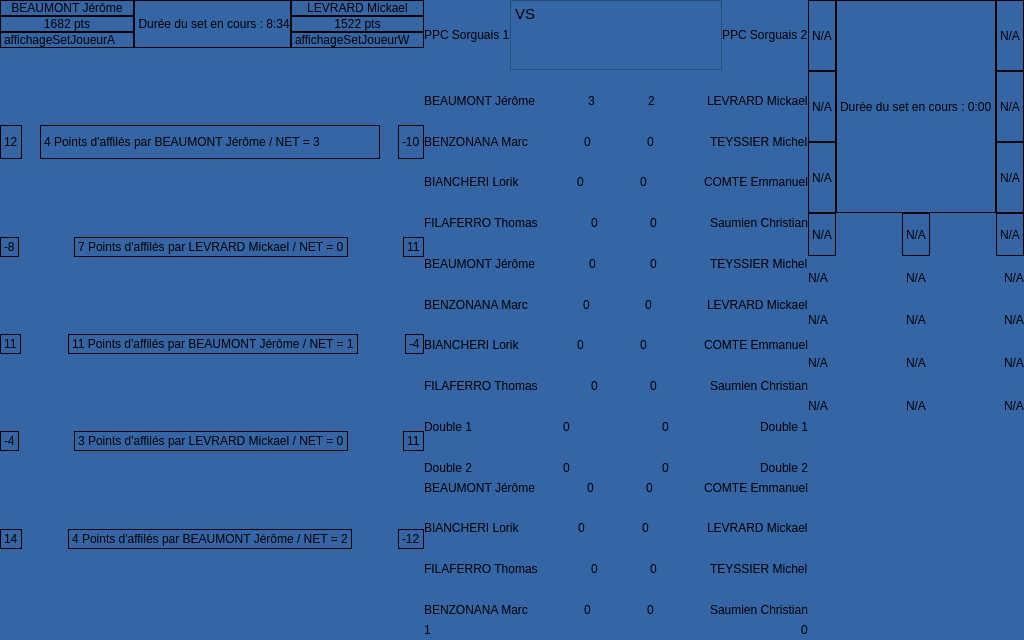
Above: afficheur-area/ihmafficheur.ui from btssn-lasalle-84/areapi-2022 before the change. Below: the same form after it.
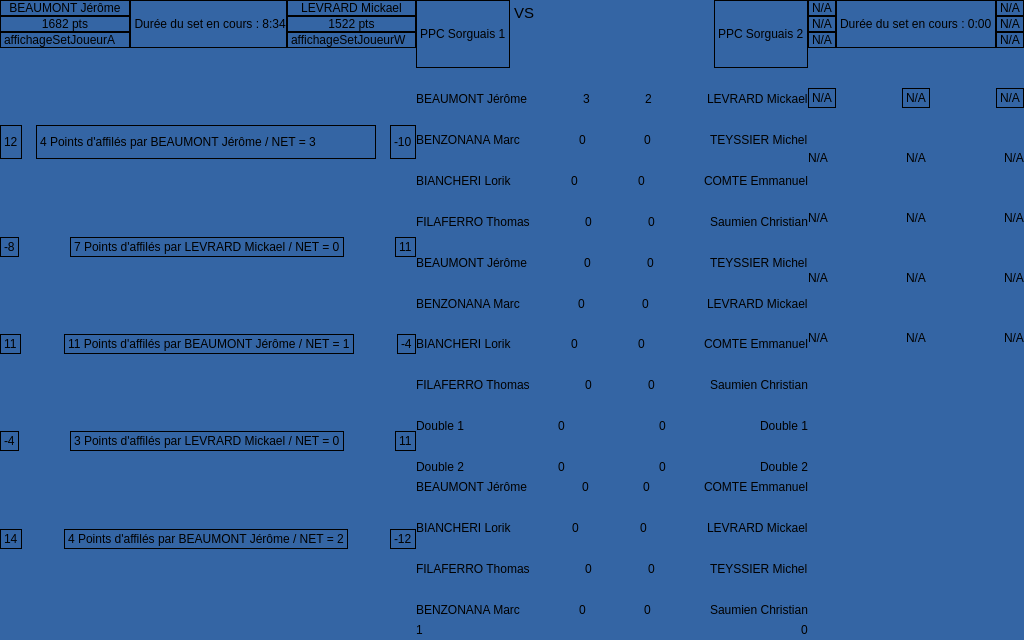
That is the form after the change. Icons and pictures are not drawn.

Commit message: Modification du l'ihm sur QTcreator

The edit to the form file:
```diff
--- a/afficheur-area/ihmafficheur.ui
+++ b/afficheur-area/ihmafficheur.ui
@@ -574,6 +574,9 @@
          <layout class="QHBoxLayout" name="layoutHautCentral">
           <item>
            <widget class="QLabel" name="clubA">
+            <property name="frameShape">
+             <enum>QFrame::Box</enum>
+            </property>
             <property name="text">
              <string>PPC Sorguais 1</string>
             </property>
@@ -581,6 +584,21 @@
           </item>
           <item>
            <widget class="QTextBrowser" name="versus">
+            <property name="sizePolicy">
+             <sizepolicy hsizetype="Expanding" vsizetype="Expanding">
+              <horstretch>0</horstretch>
+              <verstretch>0</verstretch>
+             </sizepolicy>
+            </property>
+            <property name="frameShape">
+             <enum>QFrame::NoFrame</enum>
+            </property>
+            <property name="frameShadow">
+             <enum>QFrame::Plain</enum>
+            </property>
+            <property name="lineWidth">
+             <number>0</number>
+            </property>
             <property name="html">
              <string>&lt;!DOCTYPE HTML PUBLIC &quot;-//W3C//DTD HTML 4.0//EN&quot; &quot;http://www.w3.org/TR/REC-html40/strict.dtd&quot;&gt;
 &lt;html&gt;&lt;head&gt;&lt;meta name=&quot;qrichtext&quot; content=&quot;1&quot; /&gt;&lt;style type=&quot;text/css&quot;&gt;
@@ -592,6 +610,9 @@
           </item>
           <item>
            <widget class="QLabel" name="clubW">
+            <property name="frameShape">
+             <enum>QFrame::Box</enum>
+            </property>
             <property name="text">
              <string>PPC Sorguais 2</string>
             </property>
@@ -1914,6 +1935,19 @@
         </item>
         <item>
          <layout class="QVBoxLayout" name="layoutMilieuCadreDroit">
+          <item>
+           <spacer name="verticalSpacer_26">
+            <property name="orientation">
+             <enum>Qt::Vertical</enum>
+            </property>
+            <property name="sizeHint" stdset="0">
+             <size>
+              <width>20</width>
+              <height>40</height>
+             </size>
+            </property>
+           </spacer>
+          </item>
           <item>
            <layout class="QHBoxLayout" name="layoutSet1PartieD" stretch="0,0,0,0,0">
             <property name="sizeConstraint">
@@ -1992,6 +2026,19 @@
             </item>
            </layout>
           </item>
+          <item>
+           <spacer name="verticalSpacer_21">
+            <property name="orientation">
+             <enum>Qt::Vertical</enum>
+            </property>
+            <property name="sizeHint" stdset="0">
+             <size>
+              <width>20</width>
+              <height>40</height>
+             </size>
+            </property>
+           </spacer>
+          </item>
           <item>
            <layout class="QHBoxLayout" name="layoutSet2PartieD">
             <item>
@@ -2043,6 +2090,19 @@
             </item>
            </layout>
           </item>
+          <item>
+           <spacer name="verticalSpacer_22">
+            <property name="orientation">
+             <enum>Qt::Vertical</enum>
+            </property>
+            <property name="sizeHint" stdset="0">
+             <size>
+              <width>20</width>
+              <height>40</height>
+             </size>
+            </property>
+           </spacer>
+          </item>
           <item>
            <layout class="QHBoxLayout" name="layoutSet3PartieD">
             <item>
@@ -2094,6 +2154,19 @@
             </item>
            </layout>
           </item>
+          <item>
+           <spacer name="verticalSpacer_23">
+            <property name="orientation">
+             <enum>Qt::Vertical</enum>
+            </property>
+            <property name="sizeHint" stdset="0">
+             <size>
+              <width>20</width>
+              <height>40</height>
+             </size>
+            </property>
+           </spacer>
+          </item>
           <item>
            <layout class="QHBoxLayout" name="layoutSet4PartieD">
             <item>
@@ -2145,6 +2218,19 @@
             </item>
            </layout>
           </item>
+          <item>
+           <spacer name="verticalSpacer_24">
+            <property name="orientation">
+             <enum>Qt::Vertical</enum>
+            </property>
+            <property name="sizeHint" stdset="0">
+             <size>
+              <width>20</width>
+              <height>40</height>
+             </size>
+            </property>
+           </spacer>
+          </item>
           <item>
            <layout class="QHBoxLayout" name="layoutSet5PartieD">
             <item>
@@ -2198,6 +2284,19 @@
           </item>
          </layout>
         </item>
+        <item>
+         <spacer name="verticalSpacer_25">
+          <property name="orientation">
+           <enum>Qt::Vertical</enum>
+          </property>
+          <property name="sizeHint" stdset="0">
+           <size>
+            <width>20</width>
+            <height>40</height>
+           </size>
+          </property>
+         </spacer>
+        </item>
         <item>
          <widget class="QLabel" name="iconeArea2">
           <property name="text">
```
